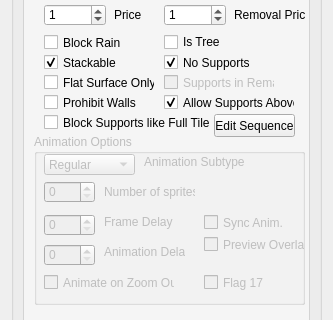
First picture: the form in editor_app/gui/settingsSS.ui, repository danielmeinert/objectcreator, before the edit; both pictures show x 0 to 333 and y 130 to 450 of the 333 by 575 pixel window.
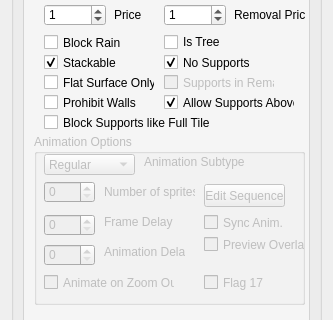
Second picture: the form after the edit. The open tabs and pages were chosen to show the change.

Patch:
```diff
--- a/editor_app/gui/settingsSS.ui
+++ b/editor_app/gui/settingsSS.ui
@@ -990,6 +990,19 @@
              <string>Number of sprites</string>
             </property>
            </widget>
+           <widget class="QPushButton" name="pushButton_editAnimSequence">
+            <property name="geometry">
+             <rect>
+              <x>170</x>
+              <y>10</y>
+              <width>81</width>
+              <height>23</height>
+             </rect>
+            </property>
+            <property name="text">
+             <string>Edit Sequence</string>
+            </property>
+           </widget>
           </widget>
           <widget class="QCheckBox" name="SMALL_SCENERY_FLAG_COG">
            <property name="geometry">
@@ -1083,19 +1096,6 @@
            <string>Supports in Remap</string>
           </property>
          </widget>
-         <widget class="QPushButton" name="pushButton_editAnimSequence">
-          <property name="geometry">
-           <rect>
-            <x>190</x>
-            <y>150</y>
-            <width>81</width>
-            <height>23</height>
-           </rect>
-          </property>
-          <property name="text">
-           <string>Edit Sequence</string>
-          </property>
-         </widget>
         </widget>
         <widget class="QWidget" name="tab_names">
          <property name="toolTip">
```
Left out of the diff: 2 changed lines with no effect on the pictures.
